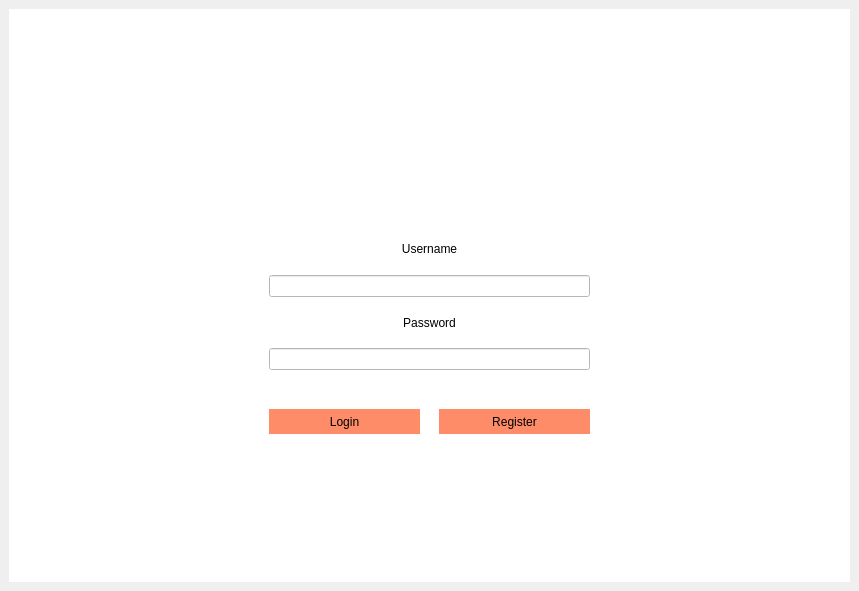
The window that stacked.ui (acordi96/ProgrammazioneDiSistema-SharedEditor-Client) describes before a commit, drawn with Qt 5.
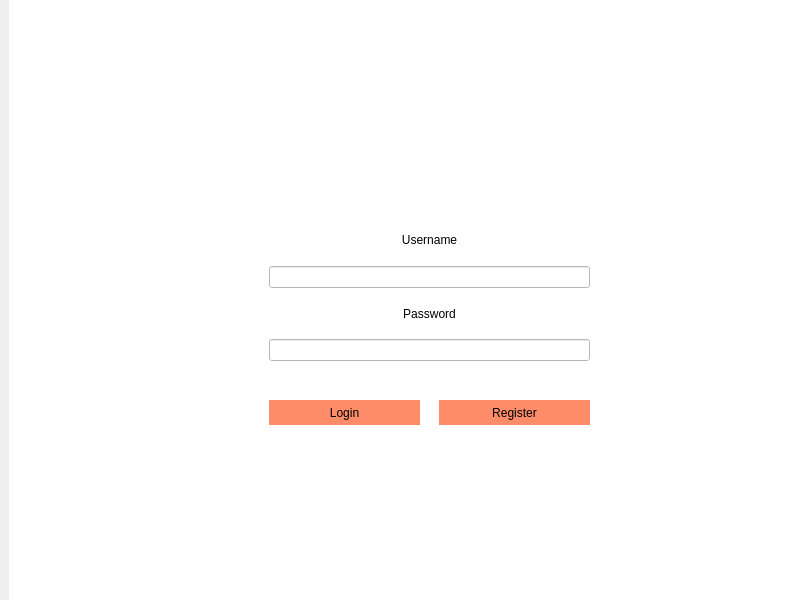
The same window after the commit. Icons and pictures are not drawn.

What changed in the file:
```diff
--- a/stacked.ui
+++ b/stacked.ui
@@ -6,12 +6,12 @@
    <rect>
     <x>0</x>
     <y>0</y>
-    <width>859</width>
-    <height>591</height>
+    <width>800</width>
+    <height>600</height>
    </rect>
   </property>
   <property name="sizePolicy">
-   <sizepolicy hsizetype="Fixed" vsizetype="Fixed">
+   <sizepolicy hsizetype="Expanding" vsizetype="Expanding">
     <horstretch>0</horstretch>
     <verstretch>0</verstretch>
    </sizepolicy>
@@ -20,9 +20,33 @@
    <string>MainWindow</string>
   </property>
   <widget class="QWidget" name="centralwidget">
-   <layout class="QVBoxLayout" name="verticalLayout">
+   <property name="sizePolicy">
+    <sizepolicy hsizetype="Expanding" vsizetype="Expanding">
+     <horstretch>0</horstretch>
+     <verstretch>0</verstretch>
+    </sizepolicy>
+   </property>
+   <property name="styleSheet">
+    <string notr="true"/>
+   </property>
+   <layout class="QHBoxLayout" name="horizontalLayout_4">
+    <property name="topMargin">
+     <number>0</number>
+    </property>
+    <property name="rightMargin">
+     <number>0</number>
+    </property>
+    <property name="bottomMargin">
+     <number>0</number>
+    </property>
     <item>
      <widget class="QStackedWidget" name="stackedWidget">
+      <property name="sizePolicy">
+       <sizepolicy hsizetype="Expanding" vsizetype="Expanding">
+        <horstretch>0</horstretch>
+        <verstretch>0</verstretch>
+       </sizepolicy>
+      </property>
       <property name="acceptDrops">
        <bool>false</bool>
       </property>
@@ -33,12 +57,18 @@
        <number>0</number>
       </property>
       <widget class="QWidget" name="loginpage">
+       <property name="sizePolicy">
+        <sizepolicy hsizetype="Expanding" vsizetype="Expanding">
+         <horstretch>0</horstretch>
+         <verstretch>0</verstretch>
+        </sizepolicy>
+       </property>
        <property name="styleSheet">
         <string notr="true">background-color: rgb(255, 255, 255);</string>
        </property>
        <layout class="QHBoxLayout" name="horizontalLayout">
         <property name="spacing">
-         <number>0</number>
+         <number>6</number>
         </property>
         <property name="leftMargin">
          <number>0</number>
@@ -62,6 +92,12 @@
           </property>
           <item>
            <widget class="QWidget" name="widget_3" native="true">
+            <property name="sizePolicy">
+             <sizepolicy hsizetype="Expanding" vsizetype="Expanding">
+              <horstretch>0</horstretch>
+              <verstretch>0</verstretch>
+             </sizepolicy>
+            </property>
             <property name="autoFillBackground">
              <bool>false</bool>
             </property>
```
Left out of the diff: 18 changed lines with no effect on the pictures.
